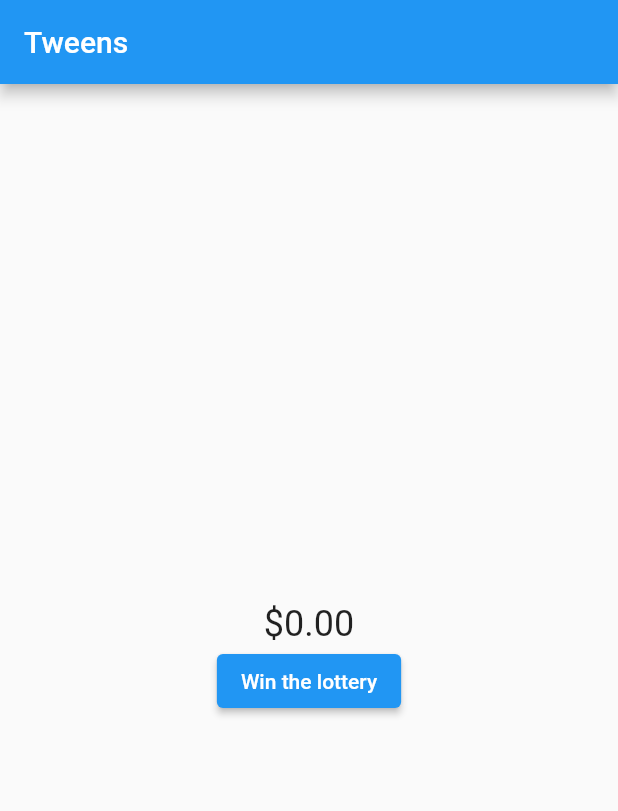
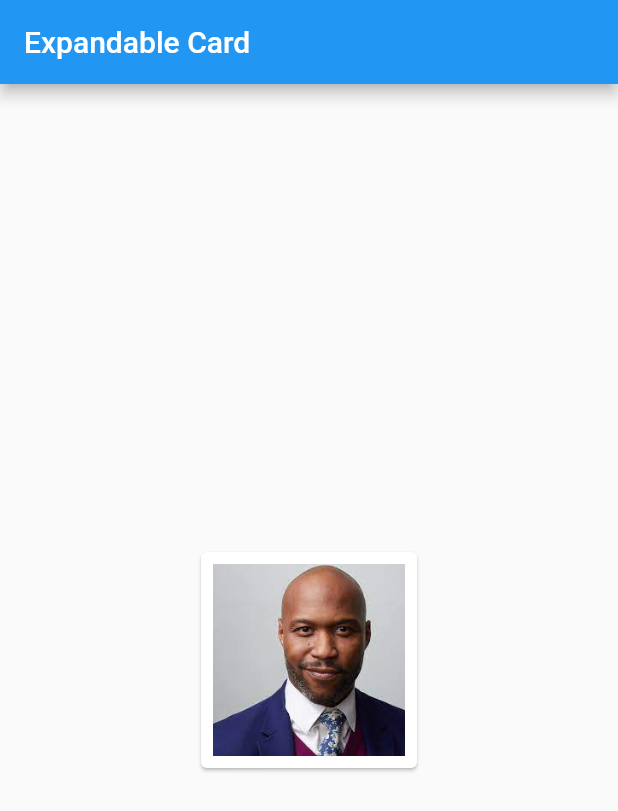
Before and after one commit to fekri8614/flutter_textfield_samples, a Flutter app: the screen it shows after launch, on a phone screen of 412 x 824 dp. Shown: the top 811 px of the screen. Run offline on Flutter 3.47's test engine with Material 2 defaults, Android fonts, the phone set to English and light mode, and no system bars.

Commit message:
added some animations

```diff
--- /dev/null
+++ b/lib/classes/animations/misc/expand_card.dart
@@ -0,0 +1,88 @@
+import 'package:flutter/material.dart';
+
+class ExpandCardDemo extends StatelessWidget {
+  const ExpandCardDemo({super.key});
+  static const String routeName = 'misc/expand_card';
+
+  @override
+  Widget build(BuildContext context) {
+    return Scaffold(
+      appBar: AppBar(
+        title: const Text('Expandable Card'),
+      ),
+      body: const Center(
+        child: ExpandCard(),
+      ),
+    );
+  }
+}
+
+class ExpandCard extends StatefulWidget {
+  const ExpandCard({super.key});
+
+  @override
+  State<ExpandCard> createState() => _ExpandCardState();
+}
+
+class _ExpandCardState extends State<ExpandCard>
+    with SingleTickerProviderStateMixin {
+  static const Duration duration = Duration(milliseconds: 300);
+  bool selected = false;
+
+  double get size => selected ? 256 : 128;
+
+  void toggleExpanded() {
+    setState(() {
+      selected = !selected;
+    });
+  }
+
+  @override
+  Widget build(BuildContext context) {
+    return GestureDetector(
+      onTap: () => toggleExpanded(),
+      child: Card(
+        child: Padding(
+          padding: const EdgeInsets.all(8.0),
+          child: AnimatedContainer(
+            duration: duration,
+            width: size,
+            height: size,
+            curve: Curves.ease,
+            child: AnimatedCrossFade(
+              duration: duration,
+              firstCurve: Curves.easeInOutCubic,
+              secondCurve: Curves.easeInOutCubic,
+              crossFadeState: selected
+                  ? CrossFadeState.showSecond
+                  : CrossFadeState.showFirst,
+              layoutBuilder:
+                  (topChild, topChildKey, bottomChild, bottomChildKey) {
+                return Stack(
+                  children: [
+                    Positioned.fill(
+                      key: bottomChildKey,
+                      child: bottomChild,
+                    ),
+                    Positioned.fill(
+                      key: topChildKey,
+                      child: topChild,
+                    ),
+                  ],
+                );
+              },
+              firstChild: Image.asset(
+                'assets/person_1.jpg',
+                fit: BoxFit.cover,
+              ),
+              secondChild: Image.asset(
+                'assets/person_2.jpg',
+                fit: BoxFit.cover,
+              ),
+            ),
+          ),
+        ),
+      ),
+    );
+  }
+}
--- a/lib/main.dart
+++ b/lib/main.dart
@@ -1,5 +1,5 @@
 import 'package:flutter/material.dart';
-import 'package:flutter_samples/classes/animations/basics/basics.dart';
+import 'classes/animations/misc/expand_card.dart';
 
 void main() {
   runApp(const MyApp());
@@ -10,11 +10,13 @@ class MyApp extends StatelessWidget {
 
   @override
   Widget build(BuildContext context) {
-    return const MaterialApp(
+    return MaterialApp(
       home: Scaffold(
-        body: TweenDemo(), // replace it
+        body: ExpandCardDemo(), // replace it
       ),
       debugShowCheckedModeBanner: false,
     );
   }
 }
+
+// https://github.com/flutter/samples/tree/main/animations/lib/src/misc
--- a/pubspec.yaml
+++ b/pubspec.yaml
@@ -59,8 +59,8 @@ flutter:
   uses-material-design: true
 
   # To add assets to your application, add an assets section, like this:
-  # assets:
-  #   - images/a_dot_burr.jpeg
+  assets:
+    - assets/
   #   - images/a_dot_ham.jpeg
 
   # An image asset can refer to one or more resolution-specific "variants", see
```
Also changed, not shown: lib/classes/animations/misc/animated_positioned.dart (added, +77 -0 lines), lib/classes/animations/misc/animated_switcher.dart (added, +69 -0 lines), lib/classes/animations/misc/card_swipe.dart (added, +191 -0 lines), lib/classes/animations/misc/carousel.dart (added, +112 -0 lines), lib/classes/animations/misc/curved_animation.dart (added, +164 -0 lines), assets/person_1.jpg (added), assets/person_2.jpg (added), assets/person_3.jpg (added), assets/person_4.jpg (added), assets/person_5.jpg (added).
